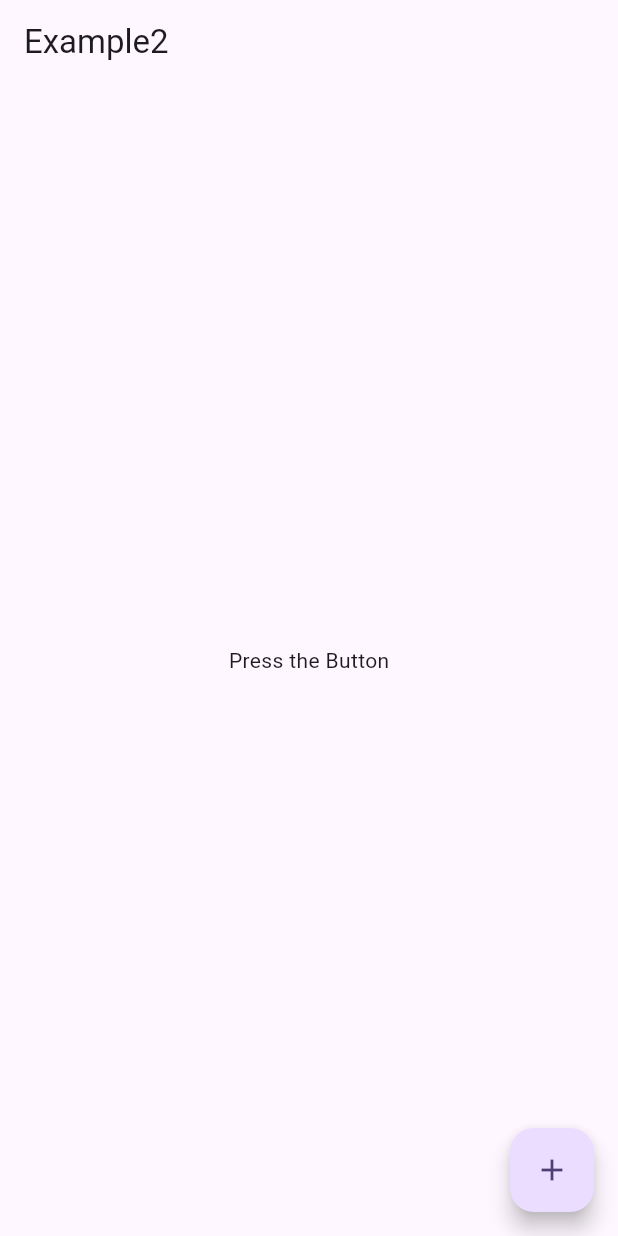
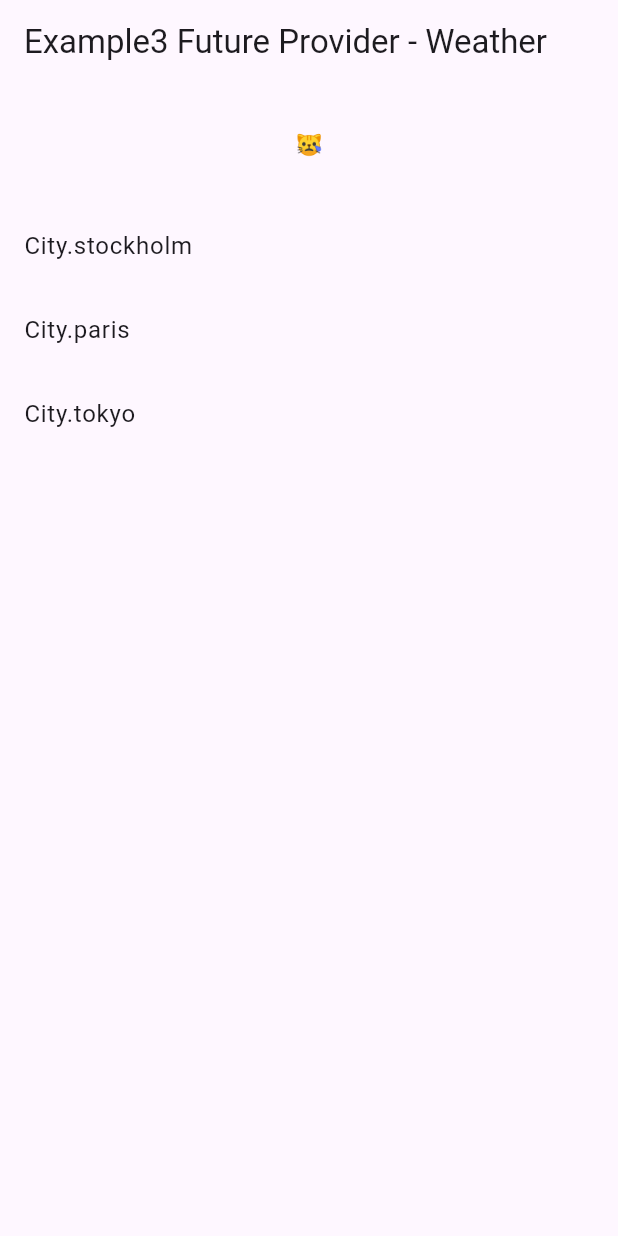
Before and after one commit to alamayub/flutter_riverpod_examples, a Flutter app: the screen it shows after launch, on a phone screen of 412 x 824 dp. Run offline on Flutter 3.47's test engine with Material 3 defaults, Android fonts, the phone set to English and light mode, and no system bars; our stand-ins replace hooks_riverpod.

Commit message:
future provider

```diff
--- a/lib/example1_provider.dart
+++ b/lib/example1_provider.dart
@@ -12,7 +12,7 @@ class Example1Provider extends ConsumerWidget {
     final date = ref.watch(currentData);
     return Scaffold(
       appBar: AppBar(
-        title: Text('Example1 DateTime'),
+        title: Text('Example1 Provider - DateTime'),
       ),
       body: Center(
         child: Text(date.toIso8601String()),
--- a/lib/example2_state_notifier_provider.dart
+++ b/lib/example2_state_notifier_provider.dart
@@ -34,7 +34,7 @@ class Example2StateNotifierProvider extends ConsumerWidget {
   Widget build(BuildContext context, WidgetRef ref) {
     return Scaffold(
       appBar: AppBar(
-        title: Text('Example2 '),
+        title: Text('Example2 State Notifier - Counter'),
       ),
       body: Center(
         child: Consumer(
--- /dev/null
+++ b/lib/example3_future_provider.dart
@@ -0,0 +1,71 @@
+import 'package:flutter/material.dart';
+import 'package:hooks_riverpod/hooks_riverpod.dart';
+
+// future provider
+enum City { stockholm, paris, tokyo }
+typedef WeatherEmoji = String;
+Future<WeatherEmoji> getWeather(City city)  async {
+  return Future.delayed(
+    const Duration(seconds: 1),
+    () => {
+      City.stockholm: '🔥',
+      City.paris: '🌧️',
+      City.tokyo: '💨'
+    }[city] ?? '?',
+  );
+}
+
+final unknownweatherEmojy = '😿';
+
+final currentCityProvider = StateProvider<City?>((ref) => null);
+final weatherProvider = FutureProvider<WeatherEmoji>((ref) {
+  final city = ref.watch(currentCityProvider);
+  if(city != null) {
+    return getWeather(city);
+  }
+  return unknownweatherEmojy;
+});
+
+class Example3FutureProvider extends ConsumerWidget {
+  const Example3FutureProvider({super.key});
+
+  @override
+  Widget build(BuildContext context, WidgetRef ref) {
+    final currentWeather = ref.watch(weatherProvider);
+    return Scaffold(
+      appBar: AppBar(
+        title: Text('Example3 Future Provider - Weather'),
+      ),
+      body: Column(
+        children: [
+          Container(
+            height: 80,
+            alignment: Alignment.center,
+            child: currentWeather.when(
+              data: (data) => Text(data),
+              loading: () => CircularProgressIndicator(
+                strokeWidth: 2,
+              ),
+              error:(error, stackTrace) => Text(error.toString()),
+            ),
+          ),
+          Expanded(
+            child: ListView.builder(
+              shrinkWrap: true,
+              itemCount: City.values.length,
+              itemBuilder: (context, index) {
+                final city = City.values[index];
+                final isSelected = city == ref.watch(currentCityProvider);
+                return ListTile(
+                  title: Text(city.toString()),
+                  trailing: isSelected ? const Icon(Icons.check) : null,
+                  onTap: () => ref.read(currentCityProvider.notifier).state = city,
+                );
+              },
+            ),
+          ),
+        ],
+      ),
+    );
+  }
+}
--- a/lib/main.dart
+++ b/lib/main.dart
@@ -1,7 +1,6 @@
+import 'package:example1/example3_future_provider.dart';
 import 'package:flutter/material.dart';
 import 'package:hooks_riverpod/hooks_riverpod.dart';
-
-import 'example2_state_notifier_provider.dart';
 
 void main() {
   runApp(
@@ -23,7 +22,7 @@ class MyApp extends StatelessWidget {
         colorScheme: ColorScheme.fromSeed(seedColor: Colors.deepPurple),
         useMaterial3: true,
       ),
-      home: const Example2StateNotifierProvider(),
+      home: const Example3FutureProvider(),
     );
   }
 }
```
